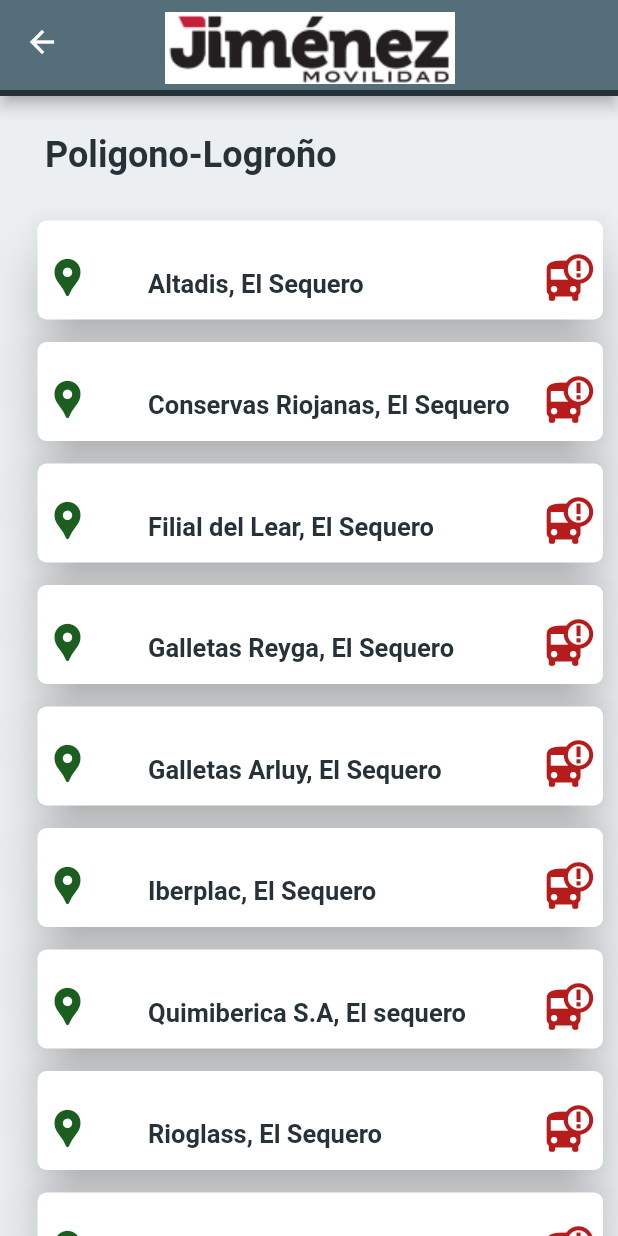
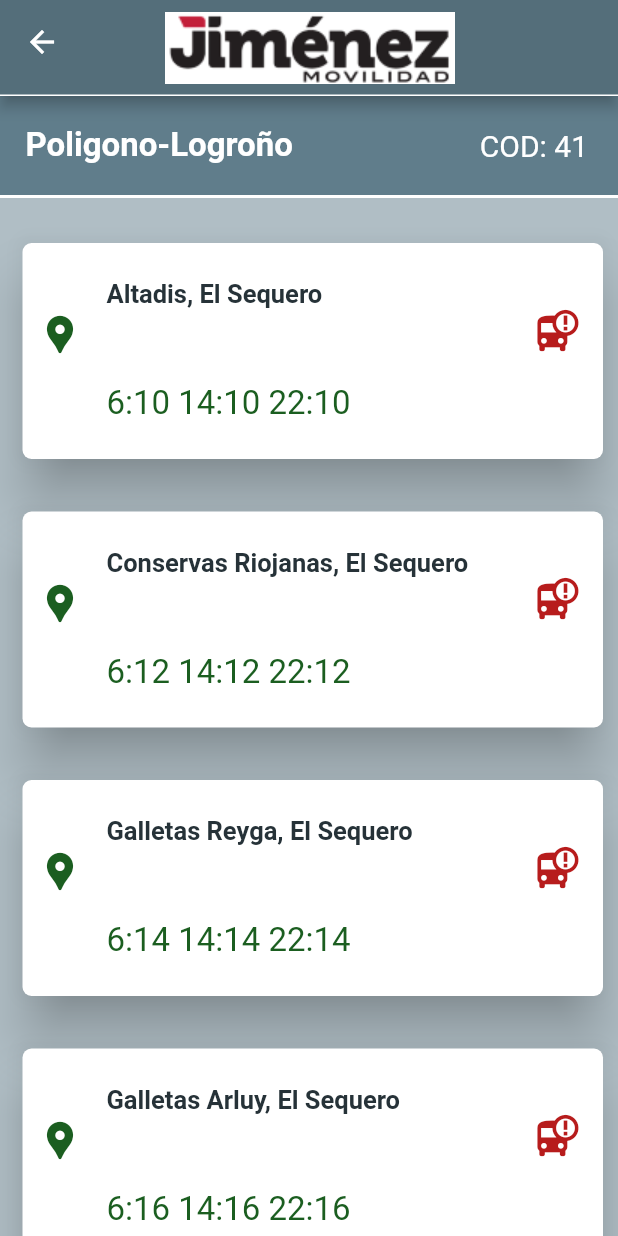
Before and after one commit to SStefanV/Paradas_bus_fabricas, a Flutter app: the screen it shows after launch, after a tap on "POLIGONO-LOGROÑO", on a phone screen of 412 x 824 dp. Run offline on Flutter 3.47's test engine with Material 2 defaults, Android fonts, the phone set to English and light mode, and no system bars.

Commit message:
first helper

```diff
--- a/lib/cardRuta.dart
+++ /dev/null
@@ -1,32 +0,0 @@
-import 'package:flutter/material.dart';
-
-import 'mainapp.dart';
-
-class CardBuilder extends StatelessWidget {
-  List<String> items;
-  String name;
-  CardBuilder(this.items, this.name);
-
-  @override
-  Widget build(BuildContext context) {
-    return Scaffold(
-      backgroundColor: Colors.blueGrey[50],
-      appBar: AppBar(
-        title: Padding(
-          padding: const EdgeInsets.fromLTRB(38, 10, 0, 0),
-          child: Image.asset('images/jlogo3.png', fit: BoxFit.cover),
-        ),
-        backgroundColor: Colors.blueGrey[600],
-        bottom: PreferredSize(
-            child: Container(
-              color: Colors.blueGrey[900],
-              height: 4.0,
-            ),
-            preferredSize: Size.fromHeight(8.0)),
-      ),
-      body: Center(
-        child: MainApp(items, name),
-      ),
-    );
-  }
-}
--- /dev/null
+++ b/lib/helper.dart
@@ -0,0 +1,122 @@
+import 'package:flutter/material.dart';
+
+class Helper {
+  Widget buildCard(items, name, cod) {
+    return Scaffold(
+        backgroundColor: Colors.blueGrey[200],
+        appBar: AppBar(
+          title: Padding(
+            padding: const EdgeInsets.fromLTRB(38, 10, 0, 0),
+            child: Image.asset('images/jlogo3.png', fit: BoxFit.cover),
+          ),
+          backgroundColor: Colors.blueGrey[600],
+          bottom: PreferredSize(
+              child: Container(
+                color: Colors.white,
+                height: 1.0,
+              ),
+              preferredSize: Size.fromHeight(8.0)),
+        ),
+        body: Column(
+          children: [
+            Container(
+              decoration: BoxDecoration(
+                  color: Colors.blueGrey[500],
+                  border: Border(
+                    bottom: BorderSide(
+                      color: Colors.white,
+                      width: 2,
+                    ),
+                  )),
+              child: Row(
+                mainAxisAlignment: MainAxisAlignment.spaceBetween,
+                children: [
+                  Padding(
+                    padding: const EdgeInsets.fromLTRB(17, 20, 0, 20),
+                    child: Text(
+                      name,
+                      style: TextStyle(
+                        fontSize: 22,
+                        color: Colors.white,
+                        fontWeight: FontWeight.bold,
+                      ),
+                    ),
+                  ),
+                  Padding(
+                    padding: const EdgeInsets.fromLTRB(0, 20, 20, 20),
+                    child: Text(
+                      'COD: ' + cod,
+                      style: TextStyle(
+                        fontSize: 20,
+                        color: Colors.white,
+                      ),
+                    ),
+                  )
+                ],
+              ),
+            ),
+            Flexible(
+              child: ListView.builder(
+                itemCount: items.length,
+                shrinkWrap: true,
+                itemBuilder: (context, index) {
+                  var currentItem = items[index];
+                  return Card(
+                    shape: RoundedRectangleBorder(
+                        borderRadius: BorderRadius.circular(6)),
+                    margin: EdgeInsets.fromLTRB(15, 30, 10, 5),
+                    elevation: 15,
+                    shadowColor: Colors.black,
+                    child: Column(
+                      children: <Widget>[
+                        ListTile(
+                            //tileColor: Colors.blue[50],
+                            contentPadding: EdgeInsets.fromLTRB(0, 15, 5, 20),
+                            title: Padding(
+                              padding: const EdgeInsets.fromLTRB(0, 5, 0, 20),
+                              child: Text(
+                                currentItem['name'],
+                                style: TextStyle(
+                                  fontSize: 17,
+                                  color: Colors.blueGrey[900],
+                                  fontWeight: FontWeight.bold,
+                                ),
+                              ),
+                            ),
+                            subtitle: Padding(
+                              padding: const EdgeInsets.fromLTRB(0, 30, 0, 0),
+                              child: Text(
+                                currentItem['ora'],
+                                style: TextStyle(
+                                  fontSize: 22,
+                                  color: Colors.green[900],
+                                ),
+                              ),
+                            ),
+                            trailing: Padding(
+                              padding: const EdgeInsets.fromLTRB(0, 12, 10, 0),
+                              child: Icon(
+                                Icons.bus_alert,
+                                color: Colors.red[900],
+                                size: 30,
+                              ),
+                            ),
+                            leading: Padding(
+                              padding:
+                                  const EdgeInsets.fromLTRB(10.0, 15, 0, 0),
+                              child: Icon(
+                                Icons.location_pin,
+                                color: Colors.green[900],
+                                size: 30,
+                              ),
+                            )),
+                      ],
+                    ),
+                  );
+                },
+              ),
+            ),
+          ],
+        ));
+  }
+}
--- a/lib/home.dart
+++ b/lib/home.dart
@@ -5,11 +5,11 @@ class MyApp extends StatelessWidget {
   // metodo para construir botones en la pantalla de inicio
   Widget makeButton(BuildContext context, String ruta, String name) {
     return RaisedButton(
-      padding: EdgeInsets.fromLTRB(0, 18, 0, 18),
+      padding: EdgeInsets.fromLTRB(0, 20, 0, 20),
       color: Colors.white,
       shape: RoundedRectangleBorder(
         borderRadius: new BorderRadius.circular(6.0),
-        side: BorderSide(color: Colors.blueGrey[900]),
+        //side: BorderSide(color: Colors.blueGrey[900]),
       ),
       //splashColor: Colors.red[900],
       child: Text(
@@ -35,12 +35,12 @@ class MyApp extends StatelessWidget {
             padding: const EdgeInsets.fromLTRB(90, 10, 0, 0),
             child: Image.asset('images/jlogo3.png', fit: BoxFit.cover),
           ),
-          bottom: PreferredSize(
-              child: Container(
-                color: Colors.blueGrey[900],
-                height: 4.0,
-              ),
-              preferredSize: Size.fromHeight(8.0)),
+          // bottom: PreferredSize(
+          //     child: Container(
+          //       color: Colors.blueGrey[900],
+          //       height: 4.0,
+          //     ),
+          //     preferredSize: Size.fromHeight(8.0)),
           //centerTitle: true,
         ),
         body: SafeArea(
@@ -74,7 +74,7 @@ class MyApp extends StatelessWidget {
                     ),
                   ],
                 ),
-                SizedBox(height: 12.0),
+                SizedBox(height: 15.0),
                 //ROW 2 --------------------------------------
                 Row(
                   mainAxisAlignment: MainAxisAlignment.spaceEvenly,
@@ -92,7 +92,7 @@ class MyApp extends StatelessWidget {
                     ),
                   ],
                 ),
-                SizedBox(height: 12.0),
+                SizedBox(height: 15.0),
                 //ROW 3----------------------------------------------------
                 Row(
                   mainAxisAlignment: MainAxisAlignment.spaceEvenly,
@@ -108,7 +108,7 @@ class MyApp extends StatelessWidget {
                     ),
                   ],
                 ),
-                SizedBox(height: 12.0),
+                SizedBox(height: 15.0),
                 //ROW 4--------------------------------------------
                 Row(
                   mainAxisAlignment: MainAxisAlignment.spaceEvenly,
@@ -124,7 +124,7 @@ class MyApp extends StatelessWidget {
                     ),
                   ],
                 ),
-                SizedBox(height: 12.0),
+                SizedBox(height: 15.0),
                 //ROW 5----------------------------------
                 Row(
                   mainAxisAlignment: MainAxisAlignment.spaceEvenly,
@@ -140,7 +140,7 @@ class MyApp extends StatelessWidget {
                     ),
                   ],
                 ),
-                SizedBox(height: 12.0),
+                SizedBox(height: 15.0),
                 //ROW 6 ----------------------------------
                 Row(
                   mainAxisAlignment: MainAxisAlignment.spaceEvenly,
@@ -156,7 +156,7 @@ class MyApp extends StatelessWidget {
                     ),
                   ],
                 ),
-                SizedBox(height: 12.0),
+                SizedBox(height: 15.0),
                 //ROW 7 -----------------------------------
                 Row(
                   mainAxisAlignment: MainAxisAlignment.spaceEvenly,
@@ -172,7 +172,7 @@ class MyApp extends StatelessWidget {
                     ),
                   ],
                 ),
-                SizedBox(height: 12.0),
+                SizedBox(height: 15.0),
                 //ROW 8 -----------------------------------
                 Row(
                   mainAxisAlignment: MainAxisAlignment.spaceEvenly,
@@ -185,7 +185,7 @@ class MyApp extends StatelessWidget {
                       width: 14,
                     ),
                     Expanded(
-                      child: makeButton(context, '/poligono', 'IAC 2'),
+                      child: makeButton(context, '/proba', 'Proba'),
                     ),
                   ],
                 ),
--- a/lib/main.dart
+++ b/lib/main.dart
@@ -3,6 +3,7 @@ import './home.dart';
 import 'paginas/crown.dart';
 import 'paginas/poligono.dart';
 import 'paginas/log_poligono.dart';
+import 'paginas/proba.dart';
 import 'paginas/resReinaSofia.dart';
 import 'paginas/residenciaLaRioja.dart';
 
@@ -16,5 +17,6 @@ void main() {
     '/res_la_rioja': (context) => ResLaRioja(),
     '/res_r_sofia': (context) => ResReinaSofia(),
     '/crown': (context) => Crown(),
+    '/proba': (context) => Proba(),
   }));
 }
--- a/lib/mainapp.dart
+++ /dev/null
@@ -1,91 +0,0 @@
-import 'package:flutter/material.dart';
-
-class MainApp extends StatelessWidget {
-  List<String> items;
-  String nume;
-
-  MainApp(this.items, this.nume);
-
-  @override
-  Widget build(BuildContext context) {
-    return SafeArea(
-      child: SingleChildScrollView(
-        child: Column(
-          children: [
-            SafeArea(
-              child: Padding(
-                padding: const EdgeInsets.fromLTRB(25, 15, 0, 0),
-                child: Row(
-                  mainAxisAlignment: MainAxisAlignment.spaceBetween,
-                  children: [
-                    Padding(
-                      padding: const EdgeInsets.fromLTRB(5, 10.0, 0, 0),
-                      child: Text(
-                        nume,
-                        style: TextStyle(
-                          fontSize: 24,
-                          fontWeight: FontWeight.bold,
-                          color: Colors.blueGrey[900],
-                        ),
-                      ),
-                    ),
-                  ],
-                ),
-              ),
-            ),
-            SizedBox(
-              height: 10,
-            ),
-            Padding(
-              padding: const EdgeInsets.fromLTRB(20, 10, 5, 0),
-              child: Column(
-                children: [
-                  ...(items).map((item) {
-                    return SizedBox(
-                      child: (Card(
-                        shape: RoundedRectangleBorder(
-                            borderRadius: BorderRadius.circular(6)),
-                        margin: EdgeInsets.fromLTRB(5, 10, 5, 5),
-                        elevation: 15,
-                        shadowColor: Colors.black,
-                        child: Column(
-                          children: <Widget>[
-                            ListTile(
-                                contentPadding:
-                                    EdgeInsets.fromLTRB(5, 10, 5, 0),
-                                title: Padding(
-                                  padding: const EdgeInsets.only(top: 8.0),
-                                  child: Text(
-                                    item,
-                                    style: TextStyle(
-                                      fontSize: 17,
-                                      color: Colors.blueGrey[900],
-                                      fontWeight: FontWeight.bold,
-                                    ),
-                                  ),
-                                ),
-                                //subtitle: Text('7:25  14:25  21:25'),
-                                trailing: Icon(
-                                  Icons.bus_alert,
-                                  color: Colors.red[900],
-                                  size: 34,
-                                ),
-                                leading: Icon(
-                                  Icons.location_pin,
-                                  color: Colors.green[900],
-                                  size: 30,
-                                )),
-                          ],
-                        ),
-                      )),
-                    );
-                  })
-                ],
-              ),
-            ),
-          ],
-        ),
-      ),
-    );
-  }
-}
--- a/lib/paginas/log_poligono.dart
+++ b/lib/paginas/log_poligono.dart
@@ -1,33 +1,33 @@
 import 'package:flutter/material.dart';
-import '../cardRuta.dart';
+import '../helper.dart';
 
 class LoPoligono extends StatelessWidget {
-  List<String> items = [
-    '* :10  Yagüe (Parada Bus, Parque),',
-    '* :12  Murrieta (Iglesia San Miguel)',
-    '* :14  Gran Via (parada Robinson)',
-    '* :16  Vara de rey (Banco de España)',
-    '* :18  Instituto Sagasta (Parada bus)',
-    '* :20  Avda de la Paz (Parada bus BBVA)',
-    '* :22  Avda de la Paz (Donan de sangre',
-    '* :24  Colegio Obispo Blanco (Parada)',
-    '* :50  Poligono El Sequero',
-    '          EL SEQUERO',
-    '   Talleres ESNA, El Sequero',
-    '   Grafometal, El Sequero',
-    '   Rioglass, El Sequero',
-    '   Quimiberica S.A, El sequero',
-    '   Iberplac, El Sequero',
-    '   Galletas Arluy, El Sequero',
-    '   Galletas Reyga, El Sequero',
-    '   Filial del Lear, El Sequero',
-    '   Conservas Riojanas, El Sequero',
-    '   Altadis, El Sequero',
-    '   Logroño'
+  var items = [
+    {'name': 'Yagüe (Parada Bus, Parque)', 'ora': '5:10  13:10  21:10'},
+    {'name': 'Murrieta (Iglesia San Miguel)', 'ora': '5:12  13:12  21:12'},
+    {'name': 'Gran Via (parada Robinson)', 'ora': '5:14  13:14  21:14'},
+    {'name': 'Vara de rey (Banco de España)', 'ora': '5:16  13:16  21:16'},
+    {'name': 'Instituto Sagasta (Parada bus)', 'ora': '5:18  13:18  21:18'},
+    {'name': 'Avda de la Paz (Parada bus BBVA)', 'ora': '5:20  13:20  21:20'},
+    {'name': 'Avda de la Paz (Donan de sangre', 'ora': '5:22  13:22  21:22'},
+    {'name': 'Colegio Obispo Blanco (Parada)', 'ora': '5:24  13:24  21:24'},
+    {'name': 'Poligono El Sequero', 'ora': '5:50'},
+    {'name': '=========================', 'ora': '-- -- --'},
+    {'name': 'Talleres ESNA, El Sequero', 'ora': '-- -- --'},
+    {'name': 'Grafometal, El Sequero', 'ora': '-- -- --'},
+    {'name': 'Rioglass, El Sequero', 'ora': '-- -- --'},
+    {'name': 'Quimiberica S.A, El sequero', 'ora': '-- -- --'},
+    {'name': 'Iberplac, El Sequero', 'ora': '-- -- --'},
+    {'name': 'Galletas Arluy, El Sequero', 'ora': '-- -- --'},
+    {'name': 'Galletas Reyga, El Sequero', 'ora': '-- -- --'},
+    {'name': 'Conservas Riojanas, El Sequero', 'ora': '-- -- --'},
+    {'name': 'Altadis, El Sequero', 'ora': '-- -- --'}
   ];
   String name = 'Logroño-Poligono';
+  String cod = '40';
+  Helper help = Helper();
   @override
   Widget build(BuildContext context) {
-    return CardBuilder(items, name);
+    return help.buildCard(items, name, cod);
   }
 }
--- a/lib/paginas/poligono.dart
+++ b/lib/paginas/poligono.dart
@@ -1,31 +1,32 @@
 import 'package:flutter/material.dart';
-import '../cardRuta.dart';
+import '../helper.dart';
 
 class Poligono extends StatelessWidget {
-  List<String> items = [
-    '   Altadis, El Sequero',
-    '   Conservas Riojanas, El Sequero',
-    '   Filial del Lear, El Sequero',
-    '   Galletas Reyga, El Sequero',
-    '   Galletas Arluy, El Sequero',
-    '   Iberplac, El Sequero',
-    '   Quimiberica S.A, El sequero',
-    '   Rioglass, El Sequero',
-    '   Grafometal, El Sequero',
-    '   Talleres ESNA, El Sequero',
-    '            LOGROÑO',
-    '   Colegio Obispo Blanco Najera(Parada bus)',
-    '   Avda de la Paz(Donantes de sangre)',
-    '   Avda de la Paz(Parada bus BBVA)',
-    '   Instituto Sagasta(Parada bus)',
-    '   Vara de rey(Banco de España)',
-    '   Murrieta(Parada bus, Iglesia San Miguel)',
-    '   Gran Via(parada Robinson',
-    '   Yagüe(Parada Bus, Parque),',
+  var items = [
+    {'name': 'Altadis, El Sequero', 'ora': '6:10 14:10 22:10'},
+    {'name': 'Conservas Riojanas, El Sequero', 'ora': '6:12 14:12 22:12'},
+    {'name': 'Galletas Reyga, El Sequero', 'ora': '6:14 14:14 22:14'},
+    {'name': 'Galletas Arluy, El Sequero', 'ora': '6:16 14:16 22:16'},
+    {'name': 'Iberplac, El Sequero', 'ora': '6:18 14:18 22:18'},
+    {'name': 'Quimiberica S.A, El sequero', 'ora': '6:20 14:20 22:20'},
+    {'name': 'Rioglass, El Sequero', 'ora': '6:22 14:22 22:22'},
+    {'name': 'Grafometal, El Sequero', 'ora': '6:24 14:24 22:24'},
+    {'name': 'Talleres ESNA, El Sequero', 'ora': '6:26 14:26 22:26'},
+    {'name': '=========================', 'ora': '-- -- --'},
+    {'name': 'Colegio Obispo Blanco (Parada)', 'ora': '-- -- --'},
+    {'name': 'Avda de la Paz (Donante de sangre', 'ora': '-- -- --'},
+    {'name': 'Avda de la Paz (Parada bus BBVA)', 'ora': '-- -- --'},
+    {'name': 'Instituto Sagasta (Parada bus)', 'ora': '-- -- --'},
+    {'name': 'Vara de rey (Banco de España)', 'ora': '-- -- --'},
+    {'name': 'Gran Via (parada Robinson)', 'ora': '-- -- --'},
+    {'name': 'Murrieta (Iglesia San Miguel)', 'ora': '-- -- --'},
+    {'name': 'Yagüe (Parada Bus, Parque)', 'ora': '-- -- --'},
   ];
   String name = 'Poligono-Logroño';
+  String cod = '41';
+  Helper help = Helper();
   @override
   Widget build(BuildContext context) {
-    return CardBuilder(items, name);
+    return help.buildCard(items, name, cod);
   }
 }
--- a/lib/paginas/resReinaSofia.dart
+++ b/lib/paginas/resReinaSofia.dart
@@ -1,5 +1,5 @@
 import 'package:flutter/material.dart';
-import '../cardRuta.dart';
+import '../helper.dart';
 
 class ResReinaSofia extends StatelessWidget {
   List<String> items = [
@@ -11,9 +11,11 @@ class ResReinaSofia extends StatelessWidget {
     'C/ Murrieta (P. Bus Bene)\n\n\n7:20 14:20 21:20',
     'Avda. Club Deportivo, 33(Edificio Arsys)\n\n7:20 14:20 21:20',
   ];
-  String name = 'Residencia R. Sofia';
+  String name = 'Residencia R.Sofia';
+  String cod = '40';
+  Helper help = Helper();
   @override
   Widget build(BuildContext context) {
-    return CardBuilder(items, name);
+    return help.buildCard(items, name, cod);
   }
 }
--- a/lib/paginas/residenciaLaRioja.dart
+++ b/lib/paginas/residenciaLaRioja.dart
@@ -1,5 +1,6 @@
 import 'package:flutter/material.dart';
-import '../cardRuta.dart';
+
+import '../helper.dart';
 
 class ResLaRioja extends StatelessWidget {
   List<String> items = [
@@ -12,8 +13,10 @@ class ResLaRioja extends StatelessWidget {
     'Residencia de La Rioja\n\n\n7:55  14:55  21:55'
   ];
   String name = 'Residencia de La Rioja';
+  String cod = '424';
+  Helper help = Helper();
   @override
   Widget build(BuildContext context) {
-    return CardBuilder(items, name);
+    return help.buildCard(items, name, cod);
   }
 }
```
Also changed, not shown: lib/paginas/crown.dart (+20 -14 lines), lib/paginas/proba.dart (added, +25 -0 lines).
